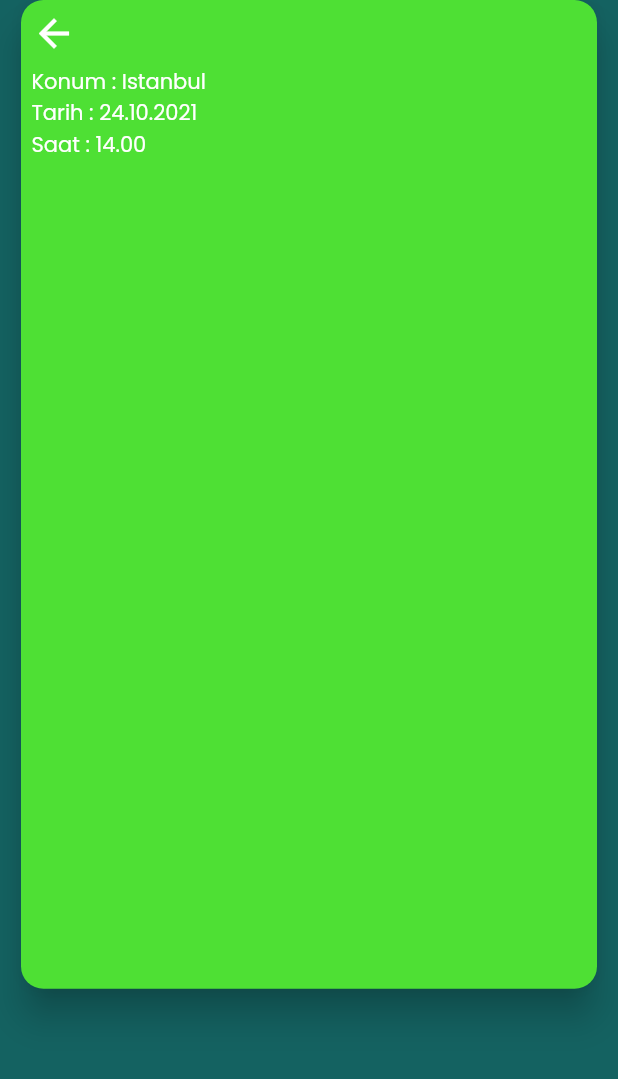
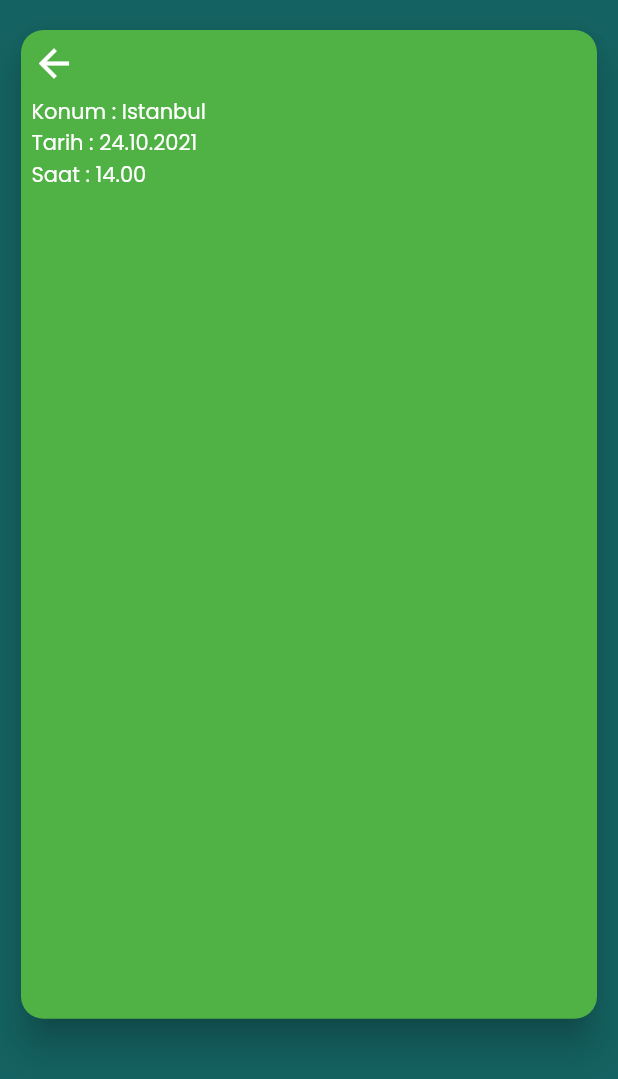
Before and after one commit to islamoktay/call_of_islam, a Flutter app: the screen it shows after launch, after a tap on "Qibla Finder", on a phone screen of 412 x 824 dp. Shown: the top 1079 px of the screen. Run offline on Flutter 3.47's test engine with Material 2 defaults, Android fonts, the phone set to English and light mode, and no system bars; our stand-ins replace auto_size_text, font_awesome_flutter, google_fonts, page_transition, timeago.

Commit message:
Updating to latest FlutterFlow output.

```diff
--- a/lib/compass_page/compass_page_widget.dart
+++ b/lib/compass_page/compass_page_widget.dart
@@ -20,7 +20,7 @@ class _CompassPageWidgetState extends State<CompassPageWidget> {
       backgroundColor: FlutterFlowTheme.secondaryColor,
       body: SafeArea(
         child: Padding(
-          padding: EdgeInsetsDirectional.fromSTEB(14, 0, 14, 0),
+          padding: EdgeInsetsDirectional.fromSTEB(14, 20, 14, 0),
           child: Material(
             color: Colors.transparent,
             elevation: 10,
--- a/lib/flutter_flow/flutter_flow_theme.dart
+++ b/lib/flutter_flow/flutter_flow_theme.dart
@@ -3,7 +3,7 @@ import 'package:google_fonts/google_fonts.dart';
 
 // ignore: avoid_classes_with_only_static_members
 class FlutterFlowTheme {
-  static const Color primaryColor = Color(0xFF4EE034);
+  static const Color primaryColor = Color(0xFF50B144);
   static const Color secondaryColor = Color(0xFF146261);
   static const Color tertiaryColor = Color(0xFFFFFFFF);
 
--- a/lib/home_page/home_page_widget.dart
+++ b/lib/home_page/home_page_widget.dart
@@ -34,7 +34,7 @@ class _HomePageWidgetState extends State<HomePageWidget> {
             children: [
               Card(
                 clipBehavior: Clip.antiAliasWithSaveLayer,
-                color: FlutterFlowTheme.primaryColor,
+                color: Color(0xFF50B144),
                 elevation: 10,
                 shape: RoundedRectangleBorder(
                   borderRadius: BorderRadius.circular(15),
--- a/lib/monthly_pray_times_page/monthly_pray_times_page_widget.dart
+++ b/lib/monthly_pray_times_page/monthly_pray_times_page_widget.dart
@@ -22,7 +22,7 @@ class _MonthlyPrayTimesPageWidgetState
       backgroundColor: FlutterFlowTheme.secondaryColor,
       body: SafeArea(
         child: Padding(
-          padding: EdgeInsetsDirectional.fromSTEB(14, 0, 14, 0),
+          padding: EdgeInsetsDirectional.fromSTEB(14, 20, 14, 0),
           child: Material(
             color: Colors.transparent,
             elevation: 10,
```
